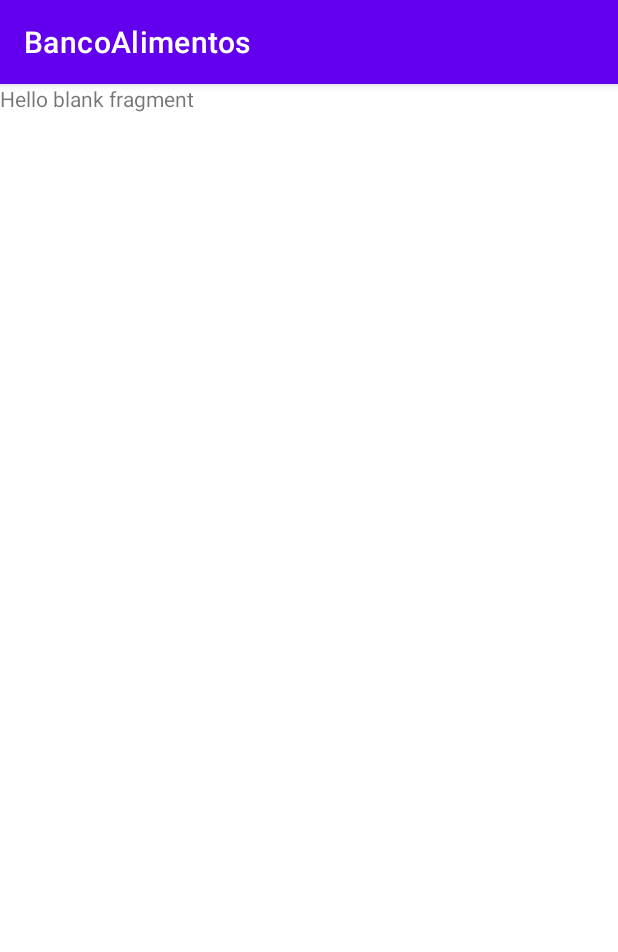
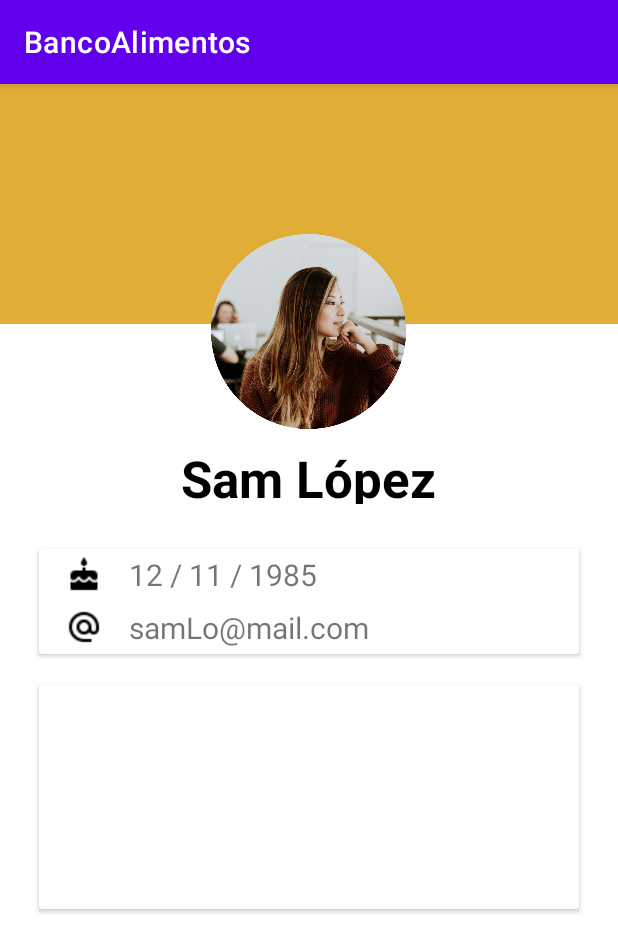
Before and after one commit to Brenda1605/BancoAlimentos, an Android app: the fragment FragmentProfile shown on its own in the app's theme, on a phone screen of 412 x 824 dp. Shown: the top 952 px of the screen. Run offline under Robolectric (Android 15) with nearby library versions, the phone set to English and light mode, and no system bars.

Commit message:
mitad1.2 perfil

```diff
--- a/app/build.gradle
+++ b/app/build.gradle
@@ -38,6 +38,7 @@ dependencies {
     implementation 'com.google.android.material:material:1.4.0'
     implementation 'androidx.constraintlayout:constraintlayout:2.1.0'
     implementation 'androidx.legacy:legacy-support-v4:1.0.0'
+    implementation("androidx.cardview:cardview:1.0.0")
     testImplementation 'junit:junit:4.+'
     androidTestImplementation 'androidx.test.ext:junit:1.1.3'
     androidTestImplementation 'androidx.test.espresso:espresso-core:3.4.0'
--- /dev/null
+++ b/app/src/main/res/drawable/orangebackground.xml
@@ -0,0 +1,16 @@
+<?xml version="1.0" encoding="utf-8"?>
+<layer-list xmlns:android="http://schemas.android.com/apk/res/android">
+    <item android:top="120dp">
+        <shape android:shape="rectangle">
+            <size android:height="120dp" android:width="120dp"/>
+            <solid android:color="#ffffff"/>
+        </shape>
+    </item>
+
+    <item android:bottom="120dp">
+        <shape android:shape="rectangle">
+            <size android:height="120dp" android:width="120dp"/>
+            <solid android:color="#E0AD36"/>
+        </shape>
+    </item>
+</layer-list>
--- a/app/src/main/res/layout/fragment_profile.xml
+++ b/app/src/main/res/layout/fragment_profile.xml
@@ -1,14 +1,120 @@
 <?xml version="1.0" encoding="utf-8"?>
-<FrameLayout xmlns:android="http://schemas.android.com/apk/res/android"
+<LinearLayout xmlns:android="http://schemas.android.com/apk/res/android"
     xmlns:tools="http://schemas.android.com/tools"
     android:layout_width="match_parent"
     android:layout_height="match_parent"
-    tools:context=".fragments.FragmentProfile">
+    tools:context=".fragments.FragmentProfile"
+    android:background="@color/white"
+    android:orientation="vertical">
+    <RelativeLayout
+        android:layout_width="match_parent"
+        android:layout_height="600dp">
+        <LinearLayout
+            android:layout_width="match_parent"
+            android:layout_height="280dp"
+            android:background="@drawable/orangebackground"
+            android:orientation="vertical">
+            <ImageView
+                android:layout_width="130dp"
+                android:layout_height="130dp"
+                android:layout_gravity="center"
+                android:layout_marginTop="100dp"
+                android:src="@drawable/roundProfile" />
+            <TextView
+                android:id="@+id/textView"
+                android:layout_width="wrap_content"
+                android:layout_height="wrap_content"
+                android:layout_gravity="center"
+                android:layout_marginTop="10dp"
+                android:text="Sam López"
+                android:textColor="@color/black"
+                android:textSize="34sp"
+                android:textStyle="bold" />
+        </LinearLayout>
+        <androidx.cardview.widget.CardView
+            android:layout_width="360dp"
+            android:layout_height="70dp"
+            android:layout_centerHorizontal="true"
+            android:layout_marginTop="310dp">
+            <LinearLayout
+                android:layout_width="match_parent"
+                android:layout_height="match_parent"
+                android:orientation="vertical"
+                android:weightSum="2">
+                <LinearLayout
+                    android:layout_width="match_parent"
+                    android:layout_weight="1"
+                    android:layout_height="0dp"
+                    android:weightSum="12">
+                    <LinearLayout
+                        android:gravity="center"
+                        android:layout_width="0dp"
+                        android:layout_weight="2"
+                        android:layout_height="match_parent">
+                        <ImageView
+                            android:layout_width="wrap_content"
+                            android:layout_height="wrap_content"
+                            android:src="@drawable/baseline_cake_black_24dp">
+                        </ImageView>
+                    </LinearLayout>
+                    <LinearLayout
+                        android:layout_width="0dp"
+                        android:layout_weight="10"
+                        android:layout_height="match_parent">
 
-    <!-- TODO: Update blank fragment layout -->
-    <TextView
-        android:layout_width="match_parent"
-        android:layout_height="match_parent"
-        android:text="@string/hello_blank_fragment" />
+                        <TextView
+                            android:layout_width="wrap_content"
+                            android:layout_height="wrap_content"
+                            android:layout_gravity="center"
+                            android:text="12 / 11 / 1985"
+                            android:textSize="20sp"></TextView>
+                    </LinearLayout>
+                </LinearLayout>
+                <LinearLayout
+                    android:layout_width="match_parent"
+                    android:layout_weight="1"
+                    android:layout_height="0dp"
+                    android:weightSum="12">
+                    <LinearLayout
+                        android:gravity="center"
+                        android:layout_width="0dp"
+                        android:layout_weight="2"
+                        android:layout_height="match_parent">
+                        <ImageView
+                            android:layout_width="wrap_content"
+                            android:layout_height="wrap_content"
+                            android:src="@drawable/baseline_alternate_email_black_24dp">
+                        </ImageView>
+                    </LinearLayout>
+                    <LinearLayout
+                        android:layout_width="0dp"
+                        android:layout_weight="10"
+                        android:layout_height="match_parent">
+                        <TextView
+                            android:layout_gravity="center"
+                            android:layout_width="wrap_content"
+                            android:layout_height="wrap_content"
+                            android:text="samLo@mail.com"
+                            android:textSize="20sp"
+                            >
+                        </TextView>
+                    </LinearLayout>
 
-</FrameLayout>
+                </LinearLayout>
+            </LinearLayout>
+        </androidx.cardview.widget.CardView>
+
+        <androidx.cardview.widget.CardView
+            android:layout_width="360dp"
+            android:layout_height="150dp"
+            android:layout_centerHorizontal="true"
+            android:layout_marginTop="400dp">>
+
+        </androidx.cardview.widget.CardView>
+
+    </RelativeLayout>
+
+    <!--   TODO: Update blank fragment layout -->
+
+
+</LinearLayout>
```
Also changed, not shown: app/src/main/res/drawable/baseline_alternate_email_black_24dp.png (added), app/src/main/res/drawable/baseline_cake_black_24dp.png (added), app/src/main/res/drawable/baseline_email_black_24dp.png (added), app/src/main/res/drawable/edit_black_24dp.svg (added), app/src/main/res/drawable/roundProfile.png (added).
